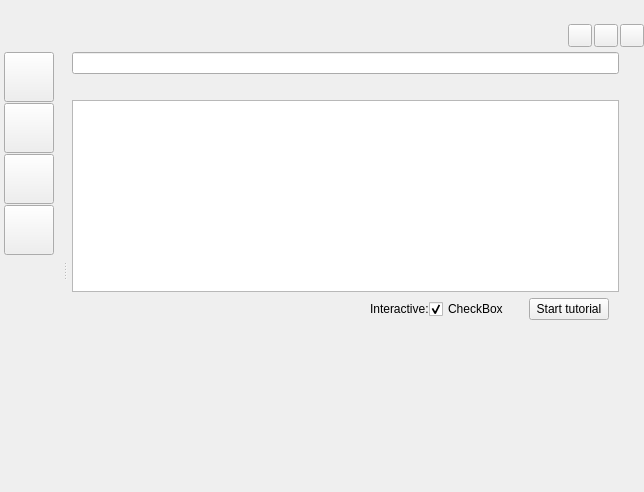
Above: ui/home_view.ui from zkovari/plotlyst before the change. Below: the same form after it.
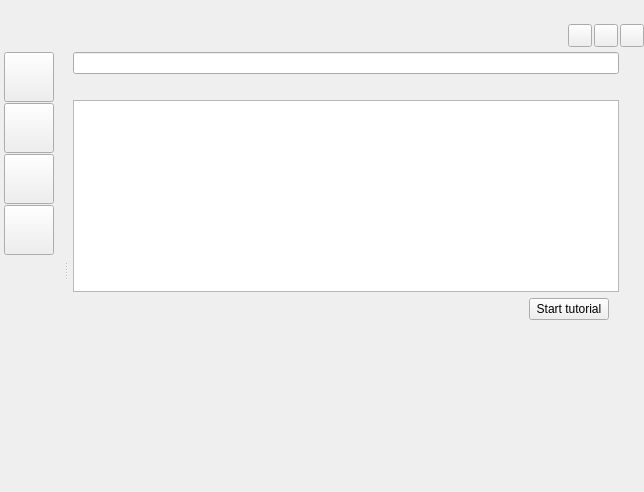
That is the form after the change. The open tabs and pages were chosen to show the change. Custom widgets are drawn as their Qt base class.

Commit message: delete interactive toggle

The edit to the form file:
```diff
--- a/ui/home_view.ui
+++ b/ui/home_view.ui
@@ -990,42 +990,6 @@
                   </property>
                  </spacer>
                 </item>
-                <item>
-                 <widget class="QLabel" name="label_2">
-                  <property name="text">
-                   <string>Interactive:</string>
-                  </property>
-                 </widget>
-                </item>
-                <item>
-                 <widget class="Toggle" name="toggleInteractiveTutorial">
-                  <property name="cursor">
-                   <cursorShape>PointingHandCursor</cursorShape>
-                  </property>
-                  <property name="text">
-                   <string>CheckBox</string>
-                  </property>
-                  <property name="checked">
-                   <bool>true</bool>
-                  </property>
-                 </widget>
-                </item>
-                <item>
-                 <spacer name="horizontalSpacer_11">
-                  <property name="orientation">
-                   <enum>Qt::Horizontal</enum>
-                  </property>
-                  <property name="sizeType">
-                   <enum>QSizePolicy::Fixed</enum>
-                  </property>
-                  <property name="sizeHint" stdset="0">
-                   <size>
-                    <width>20</width>
-                    <height>20</height>
-                   </size>
-                  </property>
-                 </spacer>
-                </item>
                 <item>
                  <widget class="QPushButton" name="btnStartTutorial">
                   <property name="cursor">
@@ -1142,13 +1106,6 @@
    </item>
   </layout>
  </widget>
- <customwidgets>
-  <customwidget>
-   <class>Toggle</class>
-   <extends>QCheckBox</extends>
-   <header>src.main.python.plotlyst.view.widget.input</header>
-  </customwidget>
- </customwidgets>
  <resources/>
  <connections/>
  <buttongroups>
```
